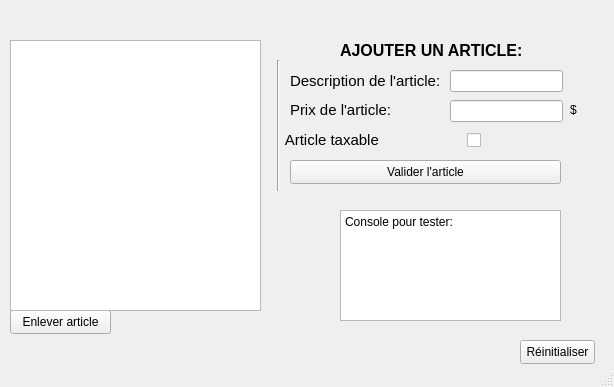
Qt form mainwindow.ui (Sci-pio/TP6_INF1015) before a commit.
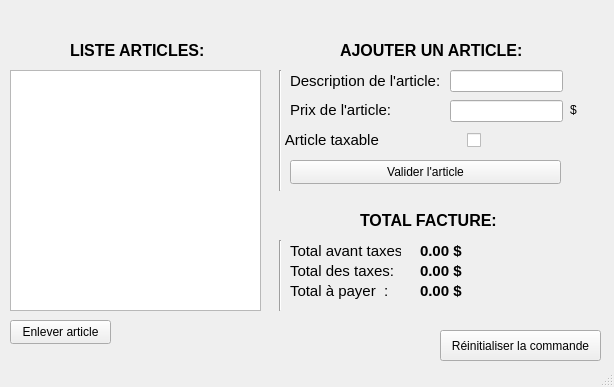
The same form after that commit.

```diff
--- a/mainwindow.ui
+++ b/mainwindow.ui
@@ -133,7 +133,7 @@
     <property name="geometry">
      <rect>
       <x>10</x>
-      <y>310</y>
+      <y>320</y>
       <width>101</width>
       <height>24</height>
      </rect>
@@ -145,36 +145,29 @@
    <widget class="QPushButton" name="reinitialiserBtn">
     <property name="geometry">
      <rect>
-      <x>520</x>
-      <y>340</y>
-      <width>75</width>
-      <height>24</height>
+      <x>440</x>
+      <y>330</y>
+      <width>161</width>
+      <height>31</height>
      </rect>
     </property>
+    <property name="font">
+     <font>
+      <pointsize>9</pointsize>
+      <bold>false</bold>
+     </font>
+    </property>
     <property name="text">
-     <string>Réinitialiser</string>
-    </property>
-   </widget>
-   <widget class="QPlainTextEdit" name="console">
-    <property name="geometry">
-     <rect>
-      <x>340</x>
-      <y>210</y>
-      <width>221</width>
-      <height>111</height>
-     </rect>
-    </property>
-    <property name="plainText">
-     <string>Console pour tester:</string>
+     <string>Réinitialiser la commande</string>
     </property>
    </widget>
    <widget class="QListWidget" name="listArticle">
     <property name="geometry">
      <rect>
       <x>10</x>
-      <y>40</y>
+      <y>70</y>
       <width>251</width>
-      <height>271</height>
+      <height>241</height>
      </rect>
     </property>
    </widget>
@@ -182,9 +175,9 @@
     <property name="geometry">
      <rect>
       <x>270</x>
-      <y>60</y>
-      <width>16</width>
-      <height>131</height>
+      <y>70</y>
+      <width>20</width>
+      <height>121</height>
      </rect>
     </property>
     <property name="orientation">
@@ -210,6 +203,168 @@
      <string>AJOUTER UN ARTICLE:</string>
     </property>
    </widget>
+   <widget class="QLabel" name="label_5">
+    <property name="geometry">
+     <rect>
+      <x>70</x>
+      <y>40</y>
+      <width>191</width>
+      <height>20</height>
+     </rect>
+    </property>
+    <property name="font">
+     <font>
+      <pointsize>12</pointsize>
+      <bold>true</bold>
+     </font>
+    </property>
+    <property name="text">
+     <string>LISTE ARTICLES:</string>
+    </property>
+   </widget>
+   <widget class="QLabel" name="label_6">
+    <property name="geometry">
+     <rect>
+      <x>360</x>
+      <y>210</y>
+      <width>191</width>
+      <height>20</height>
+     </rect>
+    </property>
+    <property name="font">
+     <font>
+      <pointsize>12</pointsize>
+      <bold>true</bold>
+     </font>
+    </property>
+    <property name="text">
+     <string>TOTAL FACTURE:</string>
+    </property>
+   </widget>
+   <widget class="QLabel" name="label_7">
+    <property name="geometry">
+     <rect>
+      <x>290</x>
+      <y>240</y>
+      <width>111</width>
+      <height>21</height>
+     </rect>
+    </property>
+    <property name="font">
+     <font>
+      <pointsize>11</pointsize>
+     </font>
+    </property>
+    <property name="text">
+     <string>Total avant taxes:</string>
+    </property>
+   </widget>
+   <widget class="QLabel" name="label_8">
+    <property name="geometry">
+     <rect>
+      <x>290</x>
+      <y>260</y>
+      <width>111</width>
+      <height>21</height>
+     </rect>
+    </property>
+    <property name="font">
+     <font>
+      <pointsize>11</pointsize>
+     </font>
+    </property>
+    <property name="text">
+     <string>Total des taxes:</string>
+    </property>
+   </widget>
+   <widget class="QLabel" name="label_9">
+    <property name="geometry">
+     <rect>
+      <x>290</x>
+      <y>280</y>
+      <width>111</width>
+      <height>21</height>
+     </rect>
+    </property>
+    <property name="font">
+     <font>
+      <pointsize>11</pointsize>
+     </font>
+    </property>
+    <property name="text">
+     <string>Total à payer  :</string>
+    </property>
+   </widget>
+   <widget class="Line" name="line_2">
+    <property name="geometry">
+     <rect>
+      <x>270</x>
+      <y>240</y>
+      <width>20</width>
+      <height>71</height>
+     </rect>
+    </property>
+    <property name="orientation">
+     <enum>Qt::Vertical</enum>
+    </property>
+   </widget>
+   <widget class="QLabel" name="totalAvantTaxes">
+    <property name="geometry">
+     <rect>
+      <x>420</x>
+      <y>240</y>
+      <width>111</width>
+      <height>21</height>
+     </rect>
+    </property>
+    <property name="font">
+     <font>
+      <pointsize>11</pointsize>
+      <bold>true</bold>
+     </font>
+    </property>
+    <property name="text">
+     <string>0.00 $</string>
+    </property>
+   </widget>
+   <widget class="QLabel" name="totalDesTaxes">
+    <property name="geometry">
+     <rect>
+      <x>420</x>
+      <y>260</y>
+      <width>111</width>
+      <height>21</height>
+     </rect>
+    </property>
+    <property name="font">
+     <font>
+      <pointsize>11</pointsize>
+      <bold>true</bold>
+     </font>
+    </property>
+    <property name="text">
+     <string>0.00 $</string>
+    </property>
+   </widget>
+   <widget class="QLabel" name="totalApayer">
+    <property name="geometry">
+     <rect>
+      <x>420</x>
+      <y>280</y>
+      <width>111</width>
+      <height>21</height>
+     </rect>
+    </property>
+    <property name="font">
+     <font>
+      <pointsize>11</pointsize>
+      <bold>true</bold>
+     </font>
+    </property>
+    <property name="text">
+     <string>0.00 $</string>
+    </property>
+   </widget>
   </widget>
   <widget class="QStatusBar" name="statusbar"/>
   <action name="actionasas">
```
